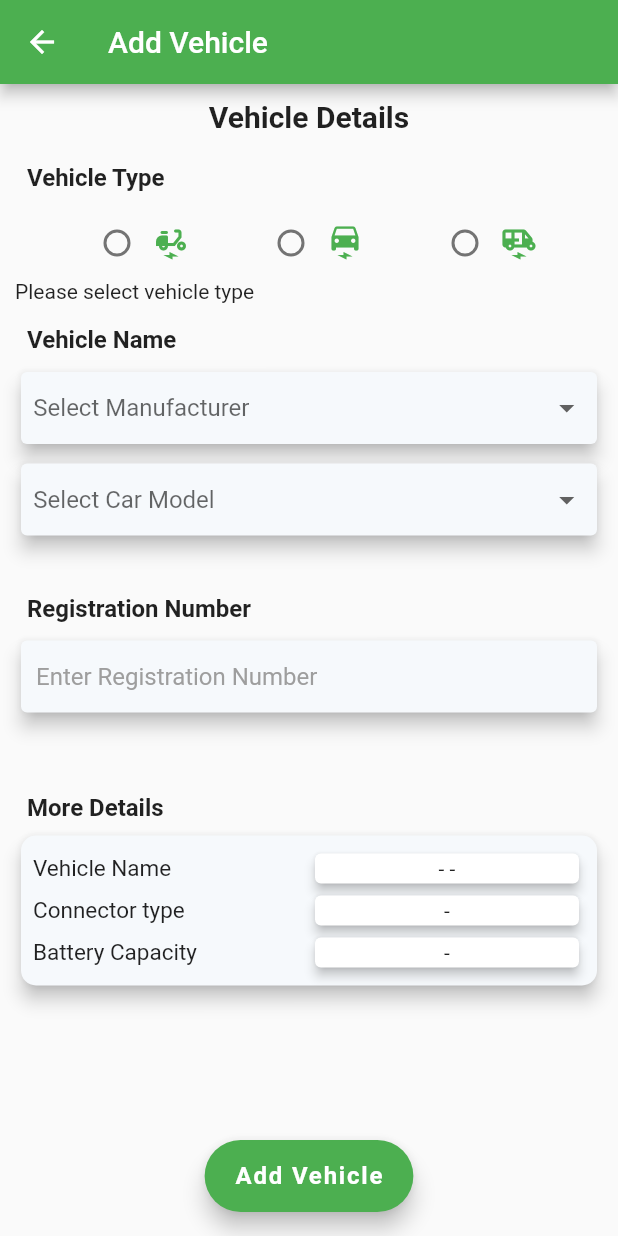
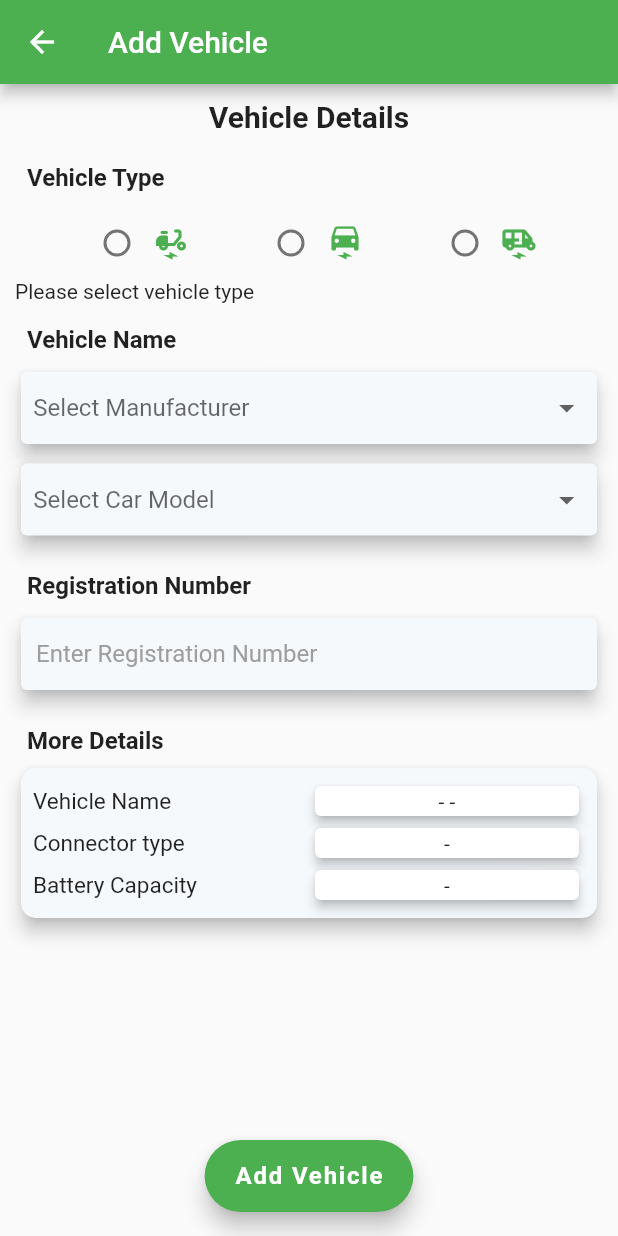
Before and after one commit to Atharvavpel/vcharge, a Flutter app: the AddVehicleScreen screen opened directly with empty values, on a phone screen of 412 x 824 dp. Run offline on Flutter 3.47's test engine with Material 2 defaults, Android fonts, the phone set to English and light mode, and no system bars; our stand-ins replace curved_navigation_bar, date_picker_timeline, dio, flutter_map, flutter_svg, fluttertoast and 9 more; missing offline and left inert: flutter_map_marker_cluster, latlng, paytm_allinonesdk, qr_code_scanner, razorpay_flutter, redis; accounts and stored records are empty.

Commit message:
Updated some widgets from the following screens

```diff
--- a/lib/view/addVehicleScreen/addVehicle.dart
+++ b/lib/view/addVehicleScreen/addVehicle.dart
@@ -246,11 +246,6 @@ class AddVehicleScreenState extends State<AddVehicleScreen> {
                   ),
                   const SizedBox(height: 20),
 
-                  const SizedBox(
-                    width: 1,
-                    height: 15,
-                  ),
-
                   //Heading text of registration number
                   const Padding(
                     padding: EdgeInsets.only(left: 8, right: 8),
@@ -295,11 +290,6 @@ class AddVehicleScreenState extends State<AddVehicleScreen> {
                   ),
                   const SizedBox(height: 20),
 
-                  const SizedBox(
-                    width: 1,
-                    height: 15,
-                  ),
-
                   // //heading of nick name
                   // const Padding(
                   //   padding: EdgeInsets.only(left: 8, right: 8),
@@ -323,11 +313,6 @@ class AddVehicleScreenState extends State<AddVehicleScreen> {
                   //         border: InputBorder.none),
                   //   ),
                   // ),
-
-                  const SizedBox(
-                    height: 15,
-                    width: 1,
-                  ),
 
                   //heading for more details
                   const Padding(
--- a/lib/view/chargingScreen/chargingScreen.dart
+++ b/lib/view/chargingScreen/chargingScreen.dart
@@ -26,7 +26,7 @@ class ChargingScreen extends StatefulWidget {
 }
 
 class ChargingScreenState extends State<ChargingScreen> {
-  //activeButton to track time, units and money aciveness
+  //activeButton to track time, units and money activeness
   //1 = time, 2 = units and 3 = money
   int activeButton = 1;
   int timeSliderValue = 6;
@@ -51,7 +51,7 @@ class ChargingScreenState extends State<ChargingScreen> {
   Future<void> getWalletAmount() async {
     try {
       var data = await GetMethod.getRequest(
-          'http://192.168.0.243:8097/manageUser/getWallet?userId=${widget.userId}');
+          'http://192.168.0.243:8097/manageUser/getWalletByUserId?userId=${widget.userId}');
       if (data != null) {
         setState(() {
           walletAmount = data['walletAmount'].toString();
--- a/lib/view/homeScreen/widgets/sideBarDrawer.dart
+++ b/lib/view/homeScreen/widgets/sideBarDrawer.dart
@@ -193,7 +193,6 @@ class _SideBarDrawerState extends State<SideBarDrawer> {
                     child: ListTile(
                       title: const Text('Favourites'),
                       onTap: () {
-                        Navigator.pop(context);
                         Navigator.push(
                                 context,
                                 MaterialPageRoute(
```
Also changed, not shown: lib/view/homeScreen/widgets/filterPopUp.dart (+10 -10 lines), lib/view/stationsSpecificDetails/stationsSpecificDetails.dart (+8 -8 lines), flutter_01.png (added), flutter_02.png (added), flutter_03.png (added).
